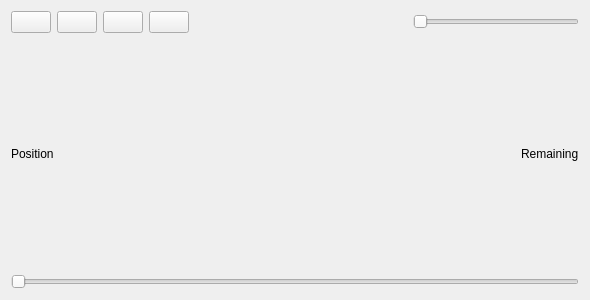
lzh9102/dictation-helper, file mediaplayerwidget.ui: the form before one commit.
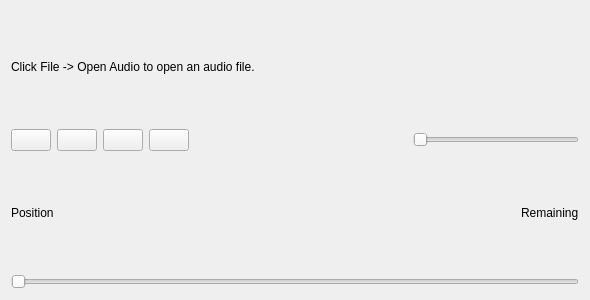
The form after the commit. Icons and pictures are not drawn.

Commit message: MediaPlayerWidget: display current filename

```diff
--- a/mediaplayerwidget.ui
+++ b/mediaplayerwidget.ui
@@ -14,6 +14,13 @@
    <string notr="true"/>
   </property>
   <layout class="QVBoxLayout" name="verticalLayout">
+   <item>
+    <widget class="QLabel" name="lblFilename">
+     <property name="text">
+      <string>Click File -&gt; Open Audio to open an audio file.</string>
+     </property>
+    </widget>
+   </item>
    <item>
     <layout class="QVBoxLayout" name="layoutPlayer"/>
    </item>
```
The commit also changes 1 other file.
